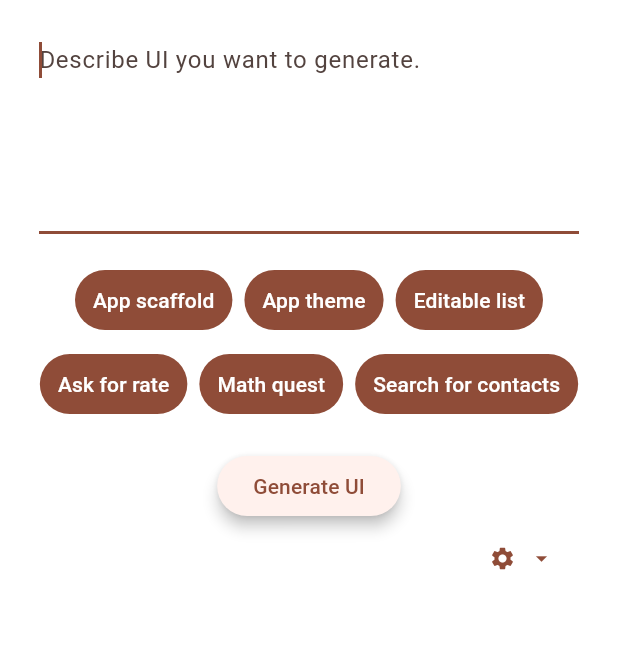
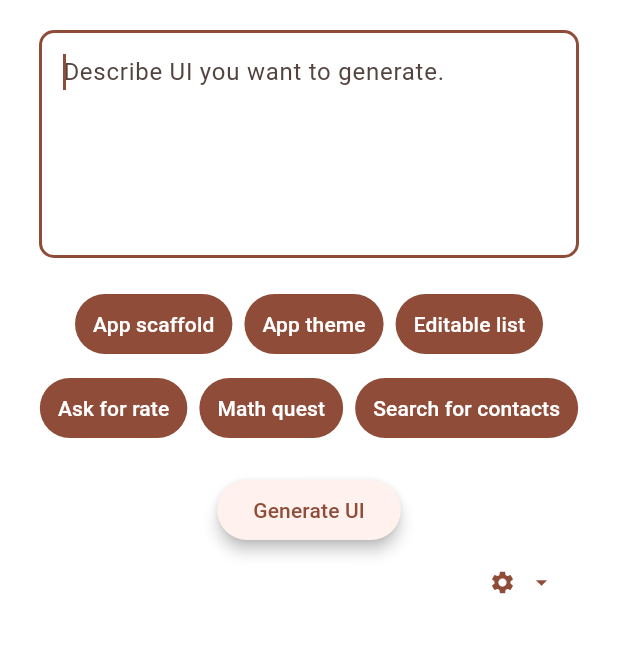
Before and after one commit to polina-c/genui-panel, a Flutter app: the SidebarScreen screen opened by its route, on a phone screen of 412 x 824 dp, the part 84-737 px from its top. Run offline on Flutter 3.47's test engine with Material 3 defaults, Android fonts, the light colour scheme and no system bars; our stand-ins replace flutter_svg, google_sign_in, web; missing offline and left inert: dart:js_interop, google_sign_in_web; statements that could not run were skipped.

Commit message:
Update _prompt_input.dart

```diff
--- a/ui/lib/screens/sidebar/_prompt_input.dart
+++ b/ui/lib/screens/sidebar/_prompt_input.dart
@@ -15,15 +15,19 @@ class PromptInput extends StatelessWidget {
         TextField(
           controller: text,
           decoration: InputDecoration(
+            border: OutlineInputBorder(
+              borderRadius: BorderRadius.circular(10.0),
+            ),
             hintText: uiToAdjust == null
                 ? 'Describe UI you want to generate.'
                 : 'Describe how you want to adjust "$uiToAdjust"',
           ),
+
           keyboardType: TextInputType.multiline,
           // Defines the min height:
           minLines: 5,
           // Defines the max height, before scrolling:
-          maxLines: 20,
+          maxLines: 12,
           autofocus: true,
         ),
         Positioned(
```
